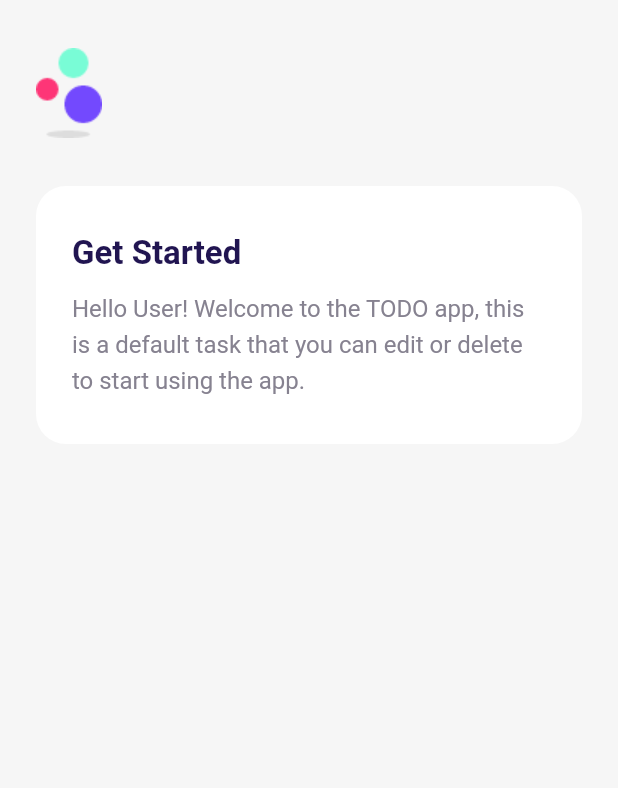
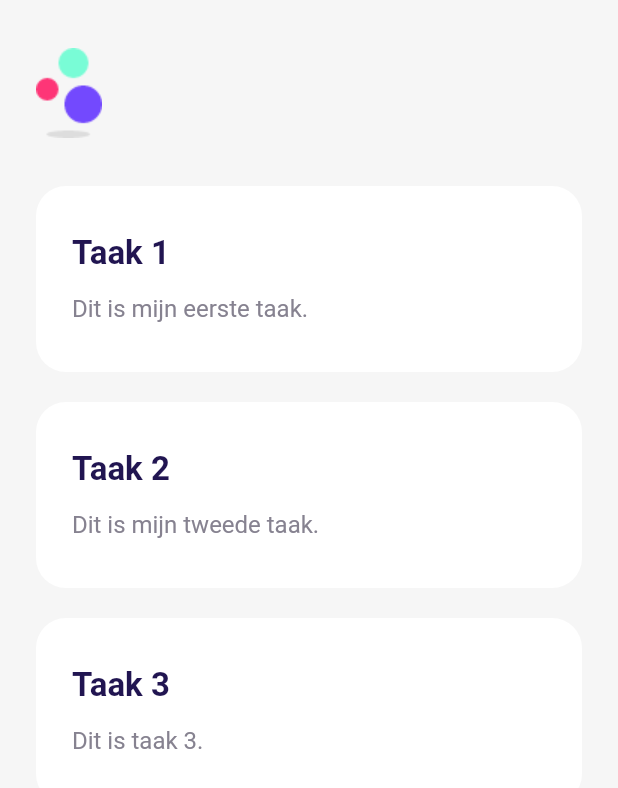
Before and after one commit to ferre0160/to-do-app, a Flutter app: the screen it shows after launch, on a phone screen of 412 x 824 dp. Shown: the top 788 px of the screen. Run offline on Flutter 3.47's test engine with Material 2 defaults, Android fonts, the phone set to English and light mode, and no system bars.

Commit message:
Les 5-10

```diff
--- a/lib/screens/homepage.dart
+++ b/lib/screens/homepage.dart
@@ -27,7 +27,15 @@ class _HomePageState extends State<HomePage> {
                   image: AssetImage('assets/logo.png'),
                 ),
               ),
-              TaskCardWidget(),
+              TaskCardWidget(
+                title: "Taak 1",
+                desc: "Dit is mijn eerste taak.",
+              ),
+              TaskCardWidget(
+                title: "Taak 2",
+                desc: "Dit is mijn tweede taak.",
+              ),
+              TaskCardWidget(title: "Taak 3", desc: "Dit is taak 3.")
             ],
           ),
         ),
--- a/lib/widgets.dart
+++ b/lib/widgets.dart
@@ -2,20 +2,23 @@ import 'package:flutter/cupertino.dart';
 import 'package:flutter/material.dart';
 
 class TaskCardWidget extends StatelessWidget {
-  const TaskCardWidget({Key? key}) : super(key: key);
-
+  final String title;
+  final String desc;
+  const TaskCardWidget({Key? key, required this.title, required this.desc})
+      : super(key: key);
   @override
   Widget build(BuildContext context) {
     return Container(
         width: double.infinity,
-        padding: EdgeInsets.symmetric(vertical: 32, horizontal: 24),
+        padding: const EdgeInsets.symmetric(vertical: 32, horizontal: 24),
+        margin: EdgeInsets.only(bottom: 20),
         decoration: BoxDecoration(
             color: Colors.white, borderRadius: BorderRadius.circular(20)),
         child: Column(
           crossAxisAlignment: CrossAxisAlignment.start,
           children: [
             Text(
-              'Get Started',
+              title ?? "(Unnamed Task)",
               style: TextStyle(
                   color: Color(0xFF211551),
                   fontSize: 22,
@@ -24,7 +27,8 @@ class TaskCardWidget extends StatelessWidget {
             Padding(
               padding: EdgeInsets.only(top: 10),
               child: Text(
-                'Hello User! Welcome to the TODO app, this is a default task that you can edit or delete to start using the app.',
+                desc ??
+                    'Hello User! Welcome to the TODO app, this is a default task that you can edit or delete to start using the app.',
                 style: TextStyle(
                     fontSize: 16, color: Color(0xFF868290), height: 1.5),
               ),
```
